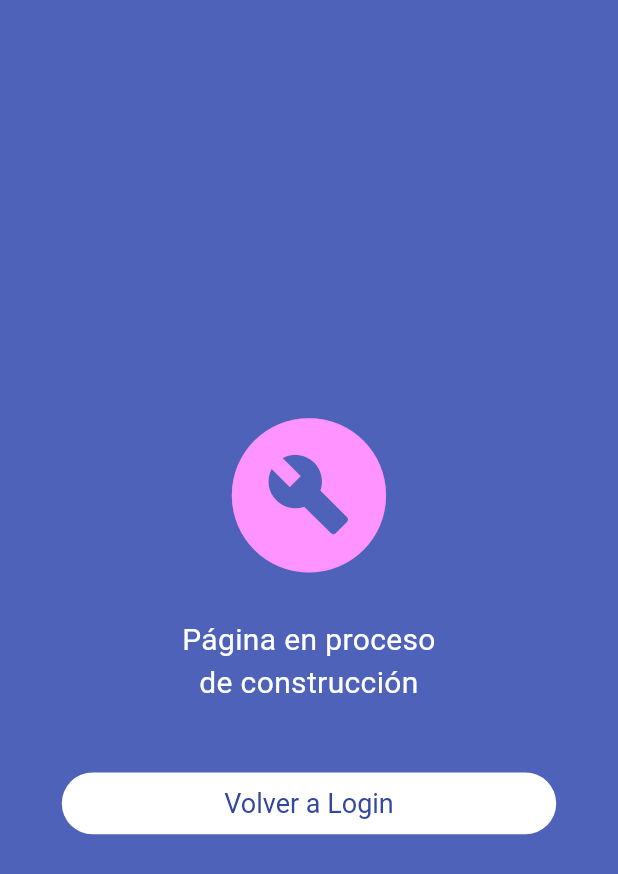
After one commit to cjamar/nubli-app, a Flutter app: the RegisterPage screen opened directly, on a phone screen of 412 x 824 dp. The commit adds this screen. Shown: the top 874 px of the screen. Run offline on Flutter 3.47's test engine with Material 3 defaults, Android fonts, the phone set to English and light mode, and no system bars; our stand-ins replace flutter_bloc, supabase_flutter; accounts and stored records are empty.

Commit message:
RegisterPage added & hotfix asset login deleted
pagina en proceso de construcción

```diff
--- a/lib/core/theme/styles_utils.dart
+++ b/lib/core/theme/styles_utils.dart
@@ -125,6 +125,7 @@ class AppStyles {
   static String emailText = 'Email';
   static String passwordText = 'Contraseña';
   static String logoutText = 'Cerrar sesión';
+  static String backToLogin = 'Volver a Login';
 
   // Sizes
   static BorderRadius tileBorderRadius(Size size) =>
--- a/lib/features/auth/presentation/pages/login_page.dart
+++ b/lib/features/auth/presentation/pages/login_page.dart
@@ -5,6 +5,7 @@ import 'package:notas_equipo_app/core/utils/widgets_utils.dart';
 import 'package:notas_equipo_app/features/auth/presentation/bloc/auth_bloc.dart';
 import 'package:notas_equipo_app/features/auth/presentation/bloc/auth_event.dart';
 import 'package:notas_equipo_app/features/auth/presentation/bloc/auth_state.dart';
+import 'package:notas_equipo_app/features/auth/presentation/pages/register_page.dart';
 
 class LoginPage extends StatefulWidget {
   const LoginPage({super.key});
@@ -316,7 +317,7 @@ class _LoginPageState extends State<LoginPage> {
             width: size.width * 0.8,
             height: size.height * 0.05,
             child: ElevatedButton(
-              onPressed: (isValid && !isLoading) ? () {} : null,
+              onPressed: (isValid && !isLoading) ? _onRegister : null,
               style: ElevatedButton.styleFrom(
                 elevation: 0,
                 side: BorderSide(
@@ -359,6 +360,18 @@ class _LoginPageState extends State<LoginPage> {
     );
   }
 
+  _onRegister() {
+    if (!_isFormValid.value) return;
+
+    _emailController.clear();
+    _passwordController.clear();
+
+    Navigator.push(
+      context,
+      MaterialPageRoute(builder: (context) => RegisterPage()),
+    );
+  }
+
   InputBorder _inputBorder(Size size, Color color) => OutlineInputBorder(
     borderRadius: BorderRadius.circular(size.width * 0.02),
     borderSide: BorderSide(
--- /dev/null
+++ b/lib/features/auth/presentation/pages/register_page.dart
@@ -0,0 +1,62 @@
+import 'package:flutter/material.dart';
+import 'package:notas_equipo_app/core/theme/styles_utils.dart';
+
+class RegisterPage extends StatefulWidget {
+  const RegisterPage({super.key});
+
+  @override
+  State<RegisterPage> createState() => _RegisterPageState();
+}
+
+class _RegisterPageState extends State<RegisterPage> {
+  @override
+  Widget build(BuildContext context) {
+    final size = MediaQuery.of(context).size;
+    return Scaffold(body: _registerBody(size));
+  }
+
+  _registerBody(Size size) => Container(
+    width: size.width,
+    height: size.height,
+    color: AppStyles.primaryColor,
+    child: Column(
+      mainAxisAlignment: MainAxisAlignment.center,
+      children: [_buildingPageContainer(size), _backButton(size)],
+    ),
+  );
+
+  _buildingPageContainer(Size size) => SizedBox(
+    width: size.width,
+    height: size.height * 0.3,
+    child: Column(
+      children: [
+        Icon(
+          Icons.build_circle,
+          size: size.width * 0.3,
+          color: AppStyles.secondaryColor,
+        ),
+        SizedBox(height: size.height * 0.025),
+        Text(
+          'Página en proceso\nde construcción',
+          style: AppStyles.h2TextStyleWhite,
+          textAlign: TextAlign.center,
+        ),
+      ],
+    ),
+  );
+
+  _backButton(Size size) => SizedBox(
+    width: size.width * 0.8,
+    height: size.height * 0.05,
+    child: ElevatedButton(
+      onPressed: () => Navigator.pop(context),
+      style: ElevatedButton.styleFrom(
+        elevation: 0,
+        foregroundColor: AppStyles.primaryColorDark,
+        textStyle: AppStyles.buttonTextStyle,
+        backgroundColor: AppStyles.primaryWhite,
+      ),
+      child: Text(AppStyles.backToLogin),
+    ),
+  );
+}
--- a/pubspec.yaml
+++ b/pubspec.yaml
@@ -69,7 +69,6 @@ flutter:
   assets:
     - assets/images/logo1.png
     - assets/images/logo2.png
-    - assets/images/login.png
 
   # An image asset can refer to one or more resolution-specific "variants", see
   # https://flutter.dev/to/resolution-aware-images
```
Also changed, not shown: lib/features/entry/presentation/widgets/simple_widgets.dart (+7 -8 lines).
